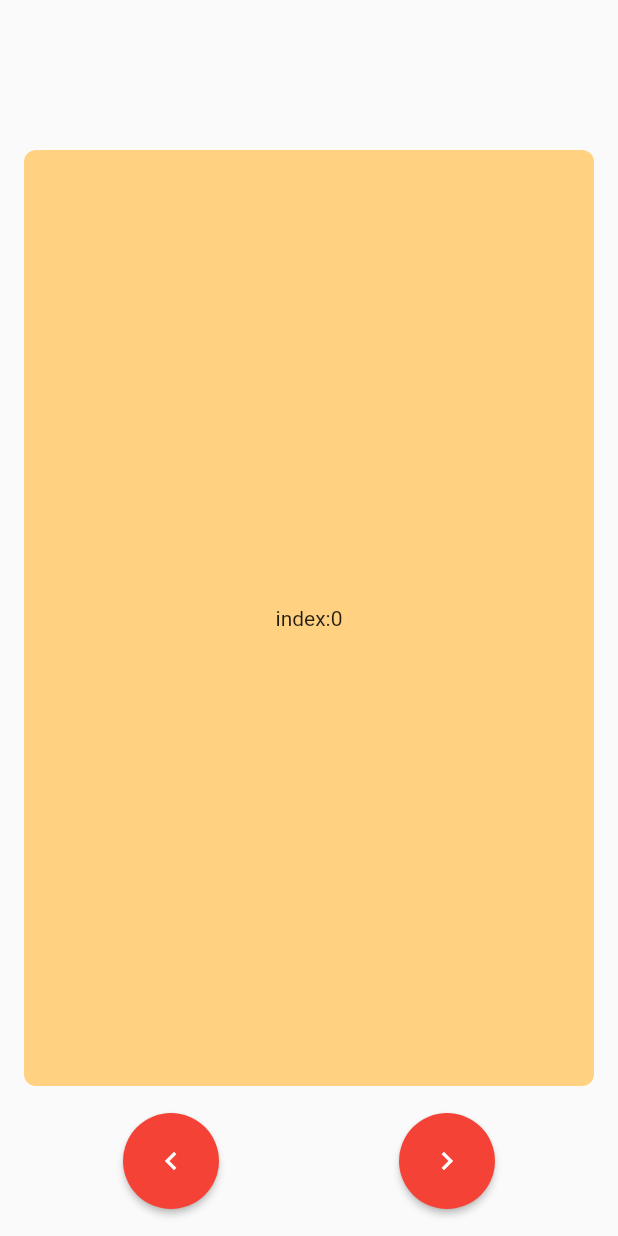
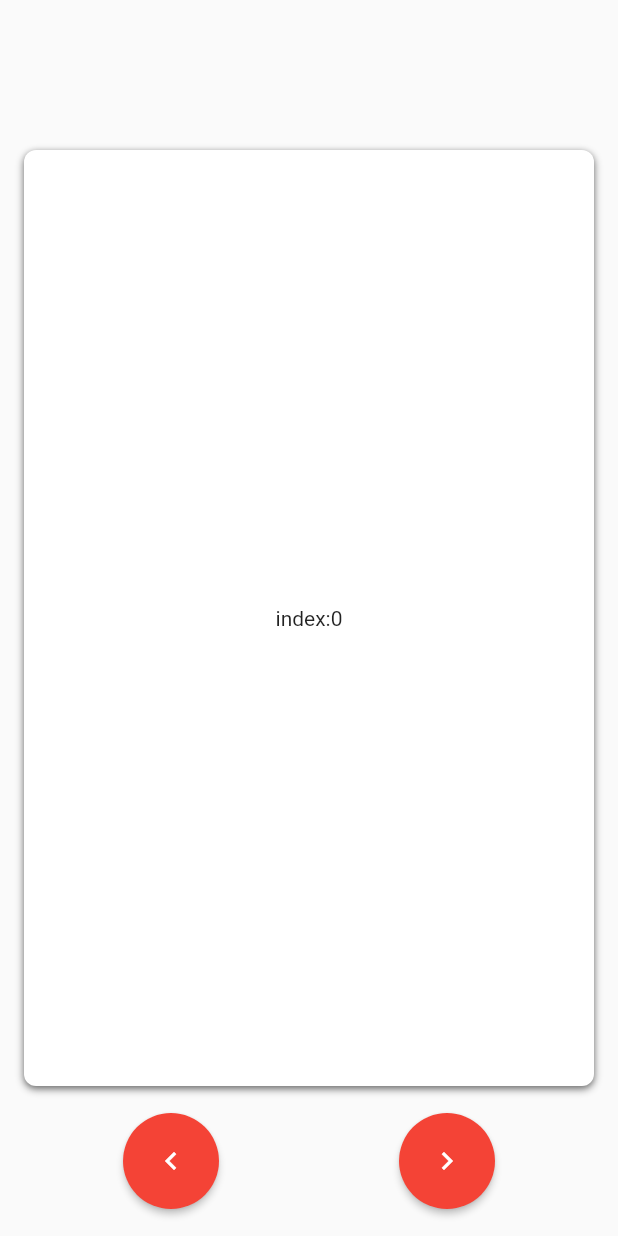
Before and after one commit to HeavenOSK/tinder_clone, a Flutter app: the Home screen opened directly, on a phone screen of 412 x 824 dp. Run offline on Flutter 3.47's test engine with Material 2 defaults, Android fonts, the phone set to English and light mode, and no system bars; our stand-ins replace flutter_hooks, hooks_riverpod; missing offline and left inert: simple_logger.

Commit message:
add: many features

```diff
--- a/lib/pages/home/home.dart
+++ b/lib/pages/home/home.dart
@@ -1,4 +1,7 @@
+import 'dart:math';
+
 import 'package:flutter/material.dart';
+import 'package:tinder_clone/pages/home/card_label.dart';
 import 'package:tinder_clone/pages/home/swipable_stack.dart';
 import 'package:tinder_clone/pages/home/swipable_stack_controller.dart';
 
@@ -37,7 +40,7 @@ class _HomeState extends State<Home> {
       Color(0xffccff90),
       Color(0xffffff8d),
       Color(0xffffe57f),
-    ].map((color) => color.withOpacity(1)).toList();
+    ].map((color) => color.withOpacity(0.75)).toList();
     return Scaffold(
       body: SafeArea(
         child: Stack(
@@ -46,6 +49,29 @@ class _HomeState extends State<Home> {
               controller: _controller,
               onSwipeCompleted: (index, direction) {
                 print('$index, $direction');
+              },
+              overlayBuilder: (alignmentPerThreshold) {
+                print(alignmentPerThreshold.x);
+                final isRight = alignmentPerThreshold.x > 0;
+                final opacity = min<double>(alignmentPerThreshold.x.abs(), 1);
+                return Padding(
+                  padding: EdgeInsets.symmetric(
+                    vertical: _bottomAreaHeight,
+                    horizontal: 16,
+                  ),
+                  child: Stack(
+                    children: [
+                      Opacity(
+                        opacity: isRight ? opacity : 0,
+                        child: CardLabel.like(),
+                      ),
+                      Opacity(
+                        opacity: !isRight ? opacity : 0,
+                        child: CardLabel.nope(),
+                      ),
+                    ],
+                  ),
+                );
               },
               builder: (_, index) {
                 return Padding(
@@ -59,8 +85,21 @@ class _HomeState extends State<Home> {
                       ),
                       child: Container(
                         decoration: BoxDecoration(
-                          color: _colors[index.abs() % _colors.length],
+                          // color: _colors[index.abs() % _colors.length],
                           borderRadius: BorderRadius.circular(8),
+                          color: Colors.white,
+                          boxShadow: [
+                            BoxShadow(
+                              blurRadius: 2,
+                              color: Colors.black.withOpacity(0.15),
+                              offset: Offset(0, 1),
+                            ),
+                            BoxShadow(
+                              blurRadius: 4,
+                              color: Colors.black.withOpacity(0.5),
+                              offset: Offset(0, 2),
+                            ),
+                          ],
                         ),
                         child: Center(
                           child: Text('index:$index'),
--- a/lib/pages/home/swipable_positioned.dart
+++ b/lib/pages/home/swipable_positioned.dart
@@ -2,7 +2,7 @@ import 'dart:math' as math;
 import 'dart:math';
 
 import 'package:flutter/material.dart';
-import 'package:tinder_clone/pages/home/swipe_session_state/swipe_sesion_state.dart';
+import 'package:tinder_clone/pages/home/swipe_sesion_state.dart';
 
 class SwipablePositioned extends StatelessWidget {
   const SwipablePositioned({
@@ -13,6 +13,7 @@ class SwipablePositioned extends StatelessWidget {
     @required this.onPanUpdate,
     @required this.onPanEnd,
     @required this.child,
+    this.overlay,
     Key key,
   }) : super(key: key);
 
@@ -23,8 +24,9 @@ class SwipablePositioned extends StatelessWidget {
   final GestureDragStartCallback onPanStart;
   final GestureDragUpdateCallback onPanUpdate;
   final GestureDragEndCallback onPanEnd;
+  final Widget overlay;
 
-  Offset get _currentPositionDiff => state.diff ?? Offset.zero;
+  Offset get _currentPositionDiff => state.differecne ?? Offset.zero;
 
   bool get _isFirst => index == 0;
 
@@ -98,7 +100,12 @@ class SwipablePositioned extends StatelessWidget {
               onPanStart: onPanStart,
               onPanUpdate: onPanUpdate,
               onPanEnd: onPanEnd,
-              child: child,
+              child: Stack(
+                children: [
+                  child,
+                  if (_isFirst && overlay != null) overlay,
+                ],
+              ),
             ),
           ),
         ),
--- a/lib/pages/home/swipable_stack.dart
+++ b/lib/pages/home/swipable_stack.dart
@@ -3,7 +3,7 @@ import 'dart:math';
 import 'package:flutter/material.dart';
 import 'package:tinder_clone/pages/home/swipable_positioned.dart';
 import 'package:tinder_clone/pages/home/swipable_stack_controller.dart';
-import 'package:tinder_clone/pages/home/swipe_session_state/swipe_sesion_state.dart';
+import 'package:tinder_clone/pages/home/swipe_sesion_state.dart';
 
 extension _Animating on AnimationController {
   bool get animating =>
@@ -25,20 +25,10 @@ typedef OnWillMoveNext = bool Function(
   SwipeDirection direction,
 );
 
-typedef JudgeDirectionFromDifference = SwipeDirection Function(
-  Alignment differenceAlignment,
+typedef SwipableStackOverlayBuilder = Widget Function(
+  Alignment alignmentPerThreshold,
 );
 
-Alignment _mapDifferenceToAlignment({
-  @required BoxConstraints areaConstraints,
-  @required Offset difference,
-}) =>
-    Alignment(
-      difference.dx / (areaConstraints.maxWidth / 2),
-      difference.dy / (areaConstraints.maxHeight / 2),
-    );
-
-// TODO(heavenOSK): Controller ロジック
 // TODO(heavenOSK): カードにラベルを表示する　API
 class SwipableStack extends StatefulWidget {
   SwipableStack({
@@ -46,6 +36,7 @@ class SwipableStack extends StatefulWidget {
     this.controller,
     this.onSwipeCompleted,
     this.onWillMoveNext,
+    this.overlayBuilder,
     this.itemCount,
   }) : super(key: controller?.swipableStackStateKey);
 
@@ -53,6 +44,7 @@ class SwipableStack extends StatefulWidget {
   final SwipableStackController controller;
   final SwipeCompletionCallback onSwipeCompleted;
   final OnWillMoveNext onWillMoveNext;
+  final SwipableStackOverlayBuilder overlayBuilder;
   final int itemCount;
 
   @override
@@ -75,12 +67,12 @@ class SwipableStackState extends State<SwipableStack>
           _swipeCancelAnimationController.value < 0.1);
 
   int _currentIndex = 0;
-  static const double _defaultSwipeThreshold = 0.22;
+  static const double _defaultSwipeThreshold = 0.44;
 
   var _sessionState = const SwipeSessionState();
 
   bool get _allowMoveNext {
-    final isDirectionRight = _sessionState.diff.dx > 0;
+    final isDirectionRight = _sessionState.differecne.dx > 0;
     final swipeDirection =
         isDirectionRight ? SwipeDirection.right : SwipeDirection.left;
     return widget.onWillMoveNext?.call(
@@ -131,6 +123,12 @@ class SwipableStackState extends State<SwipableStack>
       (index) {
         return SwipablePositioned(
           state: _sessionState,
+          overlay: widget.overlayBuilder?.call(
+            _sessionState.differenceToAlignment(
+              areaConstraints: constraints,
+              swipeThreshold: _defaultSwipeThreshold,
+            ),
+          ),
           index: index,
           areaConstraints: constraints,
           onPanStart: (d) {
@@ -172,8 +170,8 @@ class SwipableStackState extends State<SwipableStack>
             if (_animating) {
               return;
             }
-            final shouldMoveBack = (_sessionState.diff?.dx?.abs() ?? 0) <=
-                constraints.maxWidth * _defaultSwipeThreshold;
+            final shouldMoveBack = (_sessionState.differecne?.dx?.abs() ?? 0) <=
+                constraints.maxWidth * (_defaultSwipeThreshold / 2);
             if (shouldMoveBack) {
               _cancelSwipe();
               return;
@@ -234,7 +232,7 @@ class SwipableStackState extends State<SwipableStack>
       localPosition: Offset.zero,
     );
     final origin = _sessionState.currentPosition ?? Offset.zero;
-    final deviceWidth = MediaQuery.of(context).size.width * 1.08;
+    final deviceWidth = MediaQuery.of(context).size.width * 1.04;
 
     _positionAnimation = Tween<Offset>(
       begin: origin,
@@ -262,17 +260,17 @@ class SwipableStackState extends State<SwipableStack>
   }
 
   void _moveNext() {
-    final isDirectionRight = _sessionState.diff.dx > 0;
+    final isDirectionRight = _sessionState.differecne.dx > 0;
     final swipeDirection =
         isDirectionRight ? SwipeDirection.right : SwipeDirection.left;
 
     final deviceWidth = MediaQuery.of(context).size.width;
-    final diffXAbs = _sessionState.diff.dx.abs();
+    final diffXAbs = _sessionState.differecne.dx.abs();
     final multiple =
-        (deviceWidth - diffXAbs * 0.25) / _sessionState.diff.dx.abs();
+        (deviceWidth - diffXAbs * 0.25) / _sessionState.differecne.dx.abs();
     _positionAnimation = Tween<Offset>(
       begin: _sessionState.currentPosition,
-      end: _sessionState.currentPosition + _sessionState.diff * multiple,
+      end: _sessionState.currentPosition + _sessionState.differecne * multiple,
     ).animate(
       CurvedAnimation(
         parent: _swipeAssistAnimationController,
--- a/lib/pages/home/swipable_stack_controller.dart
+++ b/lib/pages/home/swipable_stack_controller.dart
@@ -1,7 +1,7 @@
 import 'package:flutter/material.dart';
 import 'package:tinder_clone/pages/home/swipable_stack.dart';
 
-class SwipableStackController {
+class SwipableStackController extends ChangeNotifier {
   SwipableStackController();
 
   final swipableStackStateKey = GlobalKey<SwipableStackState>();
--- a/lib/pages/home/user_card.dart
+++ b/lib/pages/home/user_card.dart
@@ -1,7 +1,7 @@
 import 'dart:math' as math;
 
 import 'package:flutter/material.dart';
-import 'package:tinder_clone/pages/home/swipe_session_state/swipe_sesion_state.dart';
+import 'package:tinder_clone/pages/home/swipe_sesion_state.dart';
 
 class UserCard extends StatelessWidget {
   const UserCard({
@@ -26,7 +26,7 @@ class UserCard extends StatelessWidget {
     final size = MediaQuery.of(context).size;
     final deviceWidth = size.width;
 
-    final diff = state.diff ?? Offset.zero;
+    final diff = state.differecne ?? Offset.zero;
 
     return Transform.rotate(
       angle: -(diff.dx ?? 0) / deviceWidth * math.pi / 24,
```
Also changed, not shown: lib/pages/home/swipe_sesion_state.dart (renamed from lib/pages/home/swipe_session_state/swipe_sesion_state.dart, +14 -2 lines).
